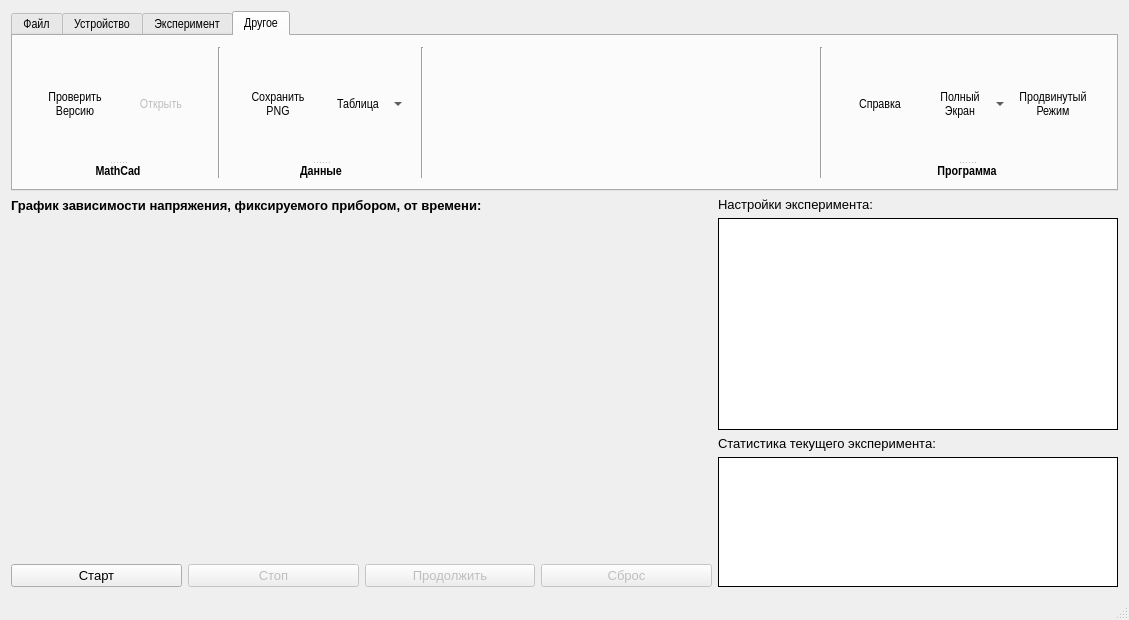
gurmaaan/WeldAnalysis, file mainwindow.ui: the form before one commit.
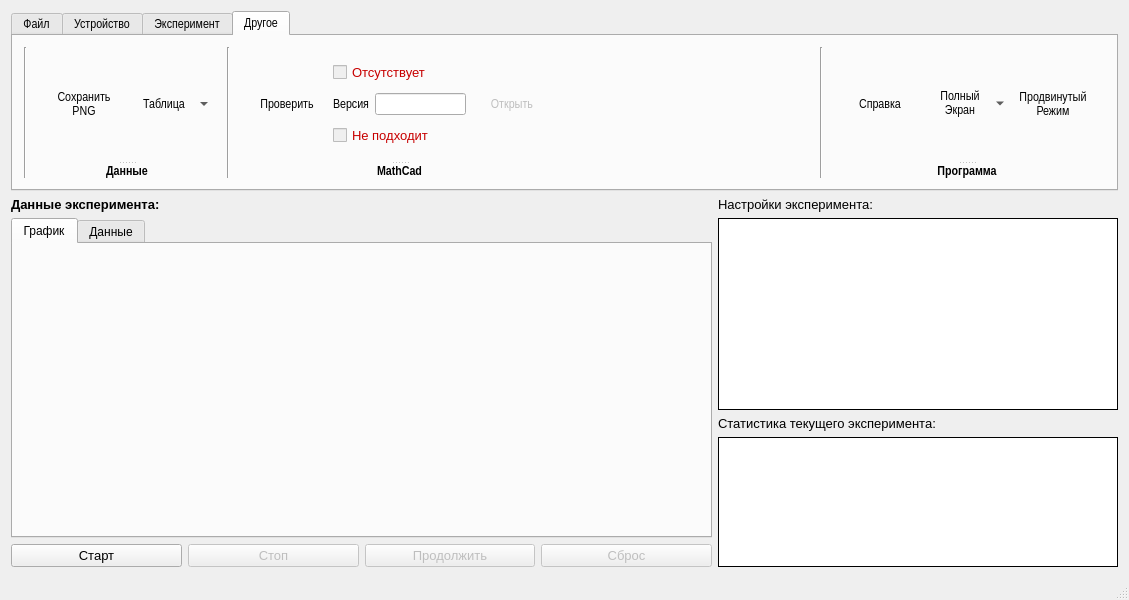
The form after the commit. The open tabs and pages were chosen to show the change. Icons and pictures are not drawn. Custom widgets are drawn as their Qt base class.

```diff
--- a/mainwindow.ui
+++ b/mainwindow.ui
@@ -10,7 +10,7 @@
     <x>0</x>
     <y>0</y>
     <width>1083</width>
-    <height>620</height>
+    <height>600</height>
    </rect>
   </property>
   <property name="windowTitle">
@@ -2059,138 +2059,7 @@
        <attribute name="title">
         <string>Другое</string>
        </attribute>
-       <layout class="QHBoxLayout" name="horizontalLayout_4">
-        <item>
-         <layout class="QHBoxLayout" name="menu_other_main_group">
-          <item>
-           <widget class="QSplitter" name="menu_other_mathcad_group">
-            <property name="orientation">
-             <enum>Qt::Vertical</enum>
-            </property>
-            <widget class="QWidget" name="layoutWidget10">
-             <layout class="QHBoxLayout" name="menu_other_mathcad_tools">
-              <item>
-               <widget class="QToolButton" name="menu_other_mathcad_check_button">
-                <property name="sizePolicy">
-                 <sizepolicy hsizetype="Fixed" vsizetype="Fixed">
-                  <horstretch>0</horstretch>
-                  <verstretch>0</verstretch>
-                 </sizepolicy>
-                </property>
-                <property name="minimumSize">
-                 <size>
-                  <width>80</width>
-                  <height>80</height>
-                 </size>
-                </property>
-                <property name="maximumSize">
-                 <size>
-                  <width>90</width>
-                  <height>16777215</height>
-                 </size>
-                </property>
-                <property name="font">
-                 <font>
-                  <family>Arial Narrow</family>
-                  <pointsize>10</pointsize>
-                 </font>
-                </property>
-                <property name="toolTip">
-                 <string>Сведения об установленной версии MathCad</string>
-                </property>
-                <property name="text">
-                 <string>Проверить
-Версию</string>
-                </property>
-                <property name="icon">
-                 <iconset resource="sources.qrc">
-                  <normaloff>:/GUI/Icons/Other/MathCadCheck.png</normaloff>:/GUI/Icons/Other/MathCadCheck.png</iconset>
-                </property>
-                <property name="iconSize">
-                 <size>
-                  <width>50</width>
-                  <height>50</height>
-                 </size>
-                </property>
-                <property name="popupMode">
-                 <enum>QToolButton::InstantPopup</enum>
-                </property>
-                <property name="toolButtonStyle">
-                 <enum>Qt::ToolButtonTextUnderIcon</enum>
-                </property>
-                <property name="autoRaise">
-                 <bool>true</bool>
-                </property>
-               </widget>
-              </item>
-              <item>
-               <widget class="QToolButton" name="menu_other_mathcad_open_button">
-                <property name="enabled">
-                 <bool>false</bool>
-                </property>
-                <property name="sizePolicy">
-                 <sizepolicy hsizetype="Fixed" vsizetype="Fixed">
-                  <horstretch>0</horstretch>
-                  <verstretch>0</verstretch>
-                 </sizepolicy>
-                </property>
-                <property name="minimumSize">
-                 <size>
-                  <width>80</width>
-                  <height>90</height>
-                 </size>
-                </property>
-                <property name="maximumSize">
-                 <size>
-                  <width>16777215</width>
-                  <height>90</height>
-                 </size>
-                </property>
-                <property name="toolTip">
-                 <string>Открыть программу MathCad</string>
-                </property>
-                <property name="text">
-                 <string>Открыть</string>
-                </property>
-                <property name="icon">
-                 <iconset resource="sources.qrc">
-                  <normaloff>:/GUI/Icons/Other/MathCadOpen.png</normaloff>:/GUI/Icons/Other/MathCadOpen.png</iconset>
-                </property>
-                <property name="iconSize">
-                 <size>
-                  <width>50</width>
-                  <height>50</height>
-                 </size>
-                </property>
-                <property name="toolButtonStyle">
-                 <enum>Qt::ToolButtonTextUnderIcon</enum>
-                </property>
-                <property name="autoRaise">
-                 <bool>true</bool>
-                </property>
-               </widget>
-              </item>
-             </layout>
-            </widget>
-            <widget class="QLabel" name="menu_file_create_label_2">
-             <property name="font">
-              <font>
-               <weight>75</weight>
-               <bold>true</bold>
-              </font>
-             </property>
-             <property name="cursor">
-              <cursorShape>ArrowCursor</cursorShape>
-             </property>
-             <property name="text">
-              <string>MathCad</string>
-             </property>
-             <property name="alignment">
-              <set>Qt::AlignCenter</set>
-             </property>
-            </widget>
-           </widget>
-          </item>
+       <layout class="QHBoxLayout" name="horizontalLayout_6">
           <item>
            <widget class="Line" name="menu_other_1_line">
             <property name="orientation">
@@ -2316,6 +2185,209 @@
             </property>
            </widget>
           </item>
+        <item>
+         <widget class="QSplitter" name="menu_other_mathcad_group">
+          <property name="orientation">
+           <enum>Qt::Vertical</enum>
+          </property>
+          <widget class="QWidget" name="layoutWidget">
+           <layout class="QHBoxLayout" name="horizontalLayout_5">
+            <item>
+             <widget class="QToolButton" name="menu_other_mathcad_check">
+              <property name="sizePolicy">
+               <sizepolicy hsizetype="Fixed" vsizetype="Fixed">
+                <horstretch>0</horstretch>
+                <verstretch>0</verstretch>
+               </sizepolicy>
+              </property>
+              <property name="minimumSize">
+               <size>
+                <width>80</width>
+                <height>90</height>
+               </size>
+              </property>
+              <property name="maximumSize">
+               <size>
+                <width>16777215</width>
+                <height>90</height>
+               </size>
+              </property>
+              <property name="toolTip">
+               <string>Проверить наличие приложения MathCad в системе</string>
+              </property>
+              <property name="statusTip">
+               <string>Проверить наличие приложения MathCad в системе</string>
+              </property>
+              <property name="text">
+               <string>Проверить</string>
+              </property>
+              <property name="icon">
+               <iconset resource="sources.qrc">
+                <normaloff>:/GUI/Icons/Other/MathCadCheck.png</normaloff>:/GUI/Icons/Other/MathCadCheck.png</iconset>
+              </property>
+              <property name="iconSize">
+               <size>
+                <width>50</width>
+                <height>50</height>
+               </size>
+              </property>
+              <property name="toolButtonStyle">
+               <enum>Qt::ToolButtonTextUnderIcon</enum>
+              </property>
+              <property name="autoRaise">
+               <bool>true</bool>
+              </property>
+             </widget>
+            </item>
+            <item>
+             <layout class="QVBoxLayout" name="verticalLayout_3">
+              <item>
+               <widget class="QCheckBox" name="menu_other_mathcad_statusCheck">
+                <property name="enabled">
+                 <bool>false</bool>
+                </property>
+                <property name="font">
+                 <font>
+                  <family>Arial</family>
+                  <pointsize>10</pointsize>
+                 </font>
+                </property>
+                <property name="styleSheet">
+                 <string notr="true">color:rgb(199, 0, 0)</string>
+                </property>
+                <property name="text">
+                 <string>Отсутствует</string>
+                </property>
+                <property name="tristate">
+                 <bool>false</bool>
+                </property>
+               </widget>
+              </item>
+              <item>
+               <layout class="QHBoxLayout" name="horizontalLayout_4">
+                <item>
+                 <widget class="QLabel" name="menu_other_mathcad_versionLabel">
+                  <property name="text">
+                   <string>Версия</string>
+                  </property>
+                  <property name="buddy">
+                   <cstring>menu_other_mathcad_versionStatus</cstring>
+                  </property>
+                 </widget>
+                </item>
+                <item>
+                 <widget class="QLineEdit" name="menu_other_mathcad_versionStatus">
+                  <property name="maximumSize">
+                   <size>
+                    <width>100</width>
+                    <height>16777215</height>
+                   </size>
+                  </property>
+                  <property name="readOnly">
+                   <bool>true</bool>
+                  </property>
+                 </widget>
+                </item>
+               </layout>
+              </item>
+              <item>
+               <widget class="QCheckBox" name="menu_other_mathcad_messageCheck">
+                <property name="enabled">
+                 <bool>false</bool>
+                </property>
+                <property name="font">
+                 <font>
+                  <family>Arial</family>
+                  <pointsize>10</pointsize>
+                 </font>
+                </property>
+                <property name="styleSheet">
+                 <string notr="true">color:rgb(199, 0, 0)</string>
+                </property>
+                <property name="text">
+                 <string>Не подходит</string>
+                </property>
+                <property name="tristate">
+                 <bool>false</bool>
+                </property>
+               </widget>
+              </item>
+             </layout>
+            </item>
+            <item>
+             <widget class="QToolButton" name="menu_other_mathcad_open_button">
+              <property name="enabled">
+               <bool>false</bool>
+              </property>
+              <property name="sizePolicy">
+               <sizepolicy hsizetype="Fixed" vsizetype="Fixed">
+                <horstretch>0</horstretch>
+                <verstretch>0</verstretch>
+               </sizepolicy>
+              </property>
+              <property name="minimumSize">
+               <size>
+                <width>80</width>
+                <height>90</height>
+               </size>
+              </property>
+              <property name="maximumSize">
+               <size>
+                <width>16777215</width>
+                <height>90</height>
+               </size>
+              </property>
+              <property name="toolTip">
+               <string>Открыть программу MathCad</string>
+              </property>
+              <property name="statusTip">
+               <string>Открыть программу MathCad</string>
+              </property>
+              <property name="text">
+               <string>Открыть</string>
+              </property>
+              <property name="icon">
+               <iconset resource="sources.qrc">
+                <normaloff>:/GUI/Icons/Other/MathCadOpen.png</normaloff>:/GUI/Icons/Other/MathCadOpen.png</iconset>
+              </property>
+              <property name="iconSize">
+               <size>
+                <width>50</width>
+                <height>50</height>
+               </size>
+              </property>
+              <property name="toolButtonStyle">
+               <enum>Qt::ToolButtonTextUnderIcon</enum>
+              </property>
+              <property name="autoRaise">
+               <bool>true</bool>
+              </property>
+             </widget>
+            </item>
+           </layout>
+          </widget>
+          <widget class="QLabel" name="menu_file_create_label_2">
+           <property name="font">
+            <font>
+             <weight>75</weight>
+             <bold>true</bold>
+            </font>
+           </property>
+           <property name="cursor">
+            <cursorShape>ArrowCursor</cursorShape>
+           </property>
+           <property name="text">
+            <string>MathCad</string>
+           </property>
+           <property name="alignment">
+            <set>Qt::AlignCenter</set>
+           </property>
+           <property name="buddy">
+            <cstring>menu_other_mathcad_open_button</cstring>
+           </property>
+          </widget>
+         </widget>
+        </item>
           <item>
            <spacer name="menu_other_horizontal_spacer">
             <property name="orientation">
@@ -2395,7 +2467,7 @@
                 <property name="minimumSize">
                  <size>
                   <width>80</width>
-                  <height>90</height>
+                <height>75</height>
                  </size>
                 </property>
                 <property name="toolTip">
@@ -2495,10 +2567,11 @@
              <property name="alignment">
               <set>Qt::AlignCenter</set>
              </property>
-            </widget>
-           </widget>
-          </item>
-         </layout>
+           <property name="buddy">
+            <cstring>menu_other_app_reference_button</cstring>
+           </property>
+          </widget>
+         </widget>
         </item>
        </layout>
       </widget>
@@ -2525,18 +2598,28 @@
            </font>
           </property>
           <property name="text">
-           <string>График зависимости напряжения, фиксируемого прибором, от времени:</string>
+           <string>Данные эксперимента:</string>
           </property>
          </widget>
         </item>
         <item>
-         <widget class="QCustomPlot" name="graph_screen" native="true">
-          <property name="minimumSize">
-           <size>
-            <width>600</width>
-            <height>300</height>
-           </size>
+         <widget class="QTabWidget" name="experiment_tabs">
+          <property name="cursor">
+           <cursorShape>CrossCursor</cursorShape>
           </property>
+          <property name="currentIndex">
+           <number>0</number>
+          </property>
+          <widget class="QCustomPlot" name="experiment_graph_tab">
+           <attribute name="title">
+            <string>График</string>
+           </attribute>
+          </widget>
+          <widget class="QWidget" name="experiment_gata_tab">
+           <attribute name="title">
+            <string>Данные</string>
+           </attribute>
+          </widget>
          </widget>
         </item>
         <item>
```
Left out of the diff: 652 changed lines with no effect on the pictures. Lines whose indentation alone changed are shown as unchanged.
